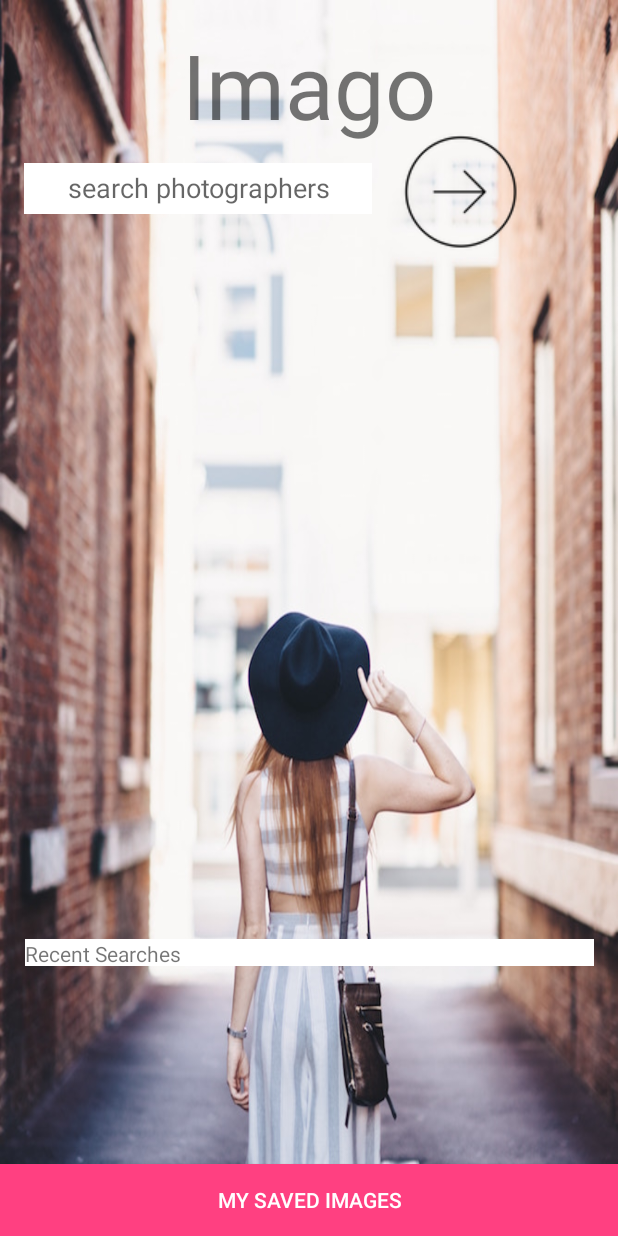
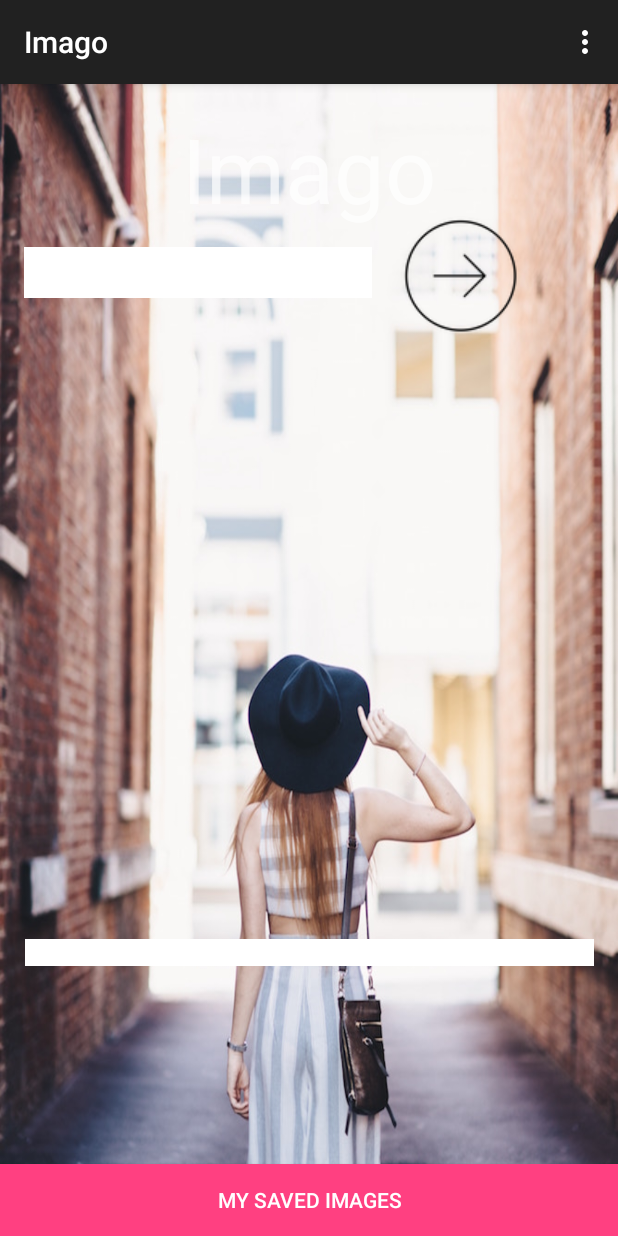
Before and after one commit to katebyars/Imago, an Android app: the MainActivity screen opened directly, with no data from a screen before it, on a phone screen of 412 x 824 dp. Run offline under Robolectric (Android 15) with nearby library versions, the phone set to English and light mode, and no system bars; our stand-ins replace ButterKnife, Firebase (no records; nobody signed in at launch, a user with empty details on screens opened directly); 1 statement that could not run was skipped.

Commit message:
add logout button to overflow menu.

```diff
--- a/app/src/main/AndroidManifest.xml
+++ b/app/src/main/AndroidManifest.xml
@@ -13,7 +13,7 @@
         android:theme="@style/AppTheme">
         <activity
             android:name=".ui.MainActivity"
-            android:theme="@style/Theme.AppCompat.Light.NoActionBar">
+            android:theme="@style/Theme.AppCompat">
 
         </activity>
         <activity
--- a/app/src/main/java/com/example/guest/imago/ui/MainActivity.java
+++ b/app/src/main/java/com/example/guest/imago/ui/MainActivity.java
@@ -8,6 +8,9 @@ import android.graphics.Typeface;
 import android.support.v7.widget.LinearLayoutManager;
 import android.support.v7.widget.RecyclerView;
 import android.util.Log;
+import android.view.Menu;
+import android.view.MenuInflater;
+import android.view.MenuItem;
 import android.view.View;
 import android.widget.Button;
 import android.widget.EditText;
@@ -19,6 +22,7 @@ import com.example.guest.imago.R;
 import com.example.guest.imago.adapters.ImageListAdapter;
 import com.example.guest.imago.models.Image;
 import com.example.guest.imago.services.UnsplashService;
+import com.google.firebase.auth.FirebaseAuth;
 
 import java.io.IOException;
 import java.util.ArrayList;
@@ -80,6 +84,31 @@ public class MainActivity extends AppCompatActivity implements View.OnClickListe
         mEditor.putString(Constants.PREFERENCES_LOCATION_KEY, query).apply();
     }
 
+    @Override
+    public boolean onCreateOptionsMenu(Menu menu) {
+        MenuInflater inflater = getMenuInflater();
+        inflater.inflate(R.menu.menu_main, menu);
+        return super.onCreateOptionsMenu(menu);
+    }
+
+    @Override
+    public boolean onOptionsItemSelected(MenuItem item) {
+        int id = item.getItemId();
+        if (id == R.id.action_logout) {
+            logout();
+            return true;
+        }
+        return super.onOptionsItemSelected(item);
+    }
+
+    private void logout() {
+        FirebaseAuth.getInstance().signOut();
+        Intent intent = new Intent(MainActivity.this, LoginActivity.class);
+        intent.setFlags(Intent.FLAG_ACTIVITY_NEW_TASK | Intent.FLAG_ACTIVITY_CLEAR_TASK);
+        startActivity(intent);
+        finish();
+    }
+
 //    @Override
 //    public void onClick(View v) {
 //        if(v == mFindImagesButton) {
--- /dev/null
+++ b/app/src/main/res/menu/menu_main.xml
@@ -0,0 +1,9 @@
+<?xml version="1.0" encoding="utf-8"?>
+<menu xmlns:android="http://schemas.android.com/apk/res/android"
+    xmlns:app="http://schemas.android.com/apk/res-auto">
+    <item
+        android:id="@+id/action_logout"
+        android:title="Logout"
+        android:visible="true"
+        app:showAsAction="never" />
+</menu>
```
